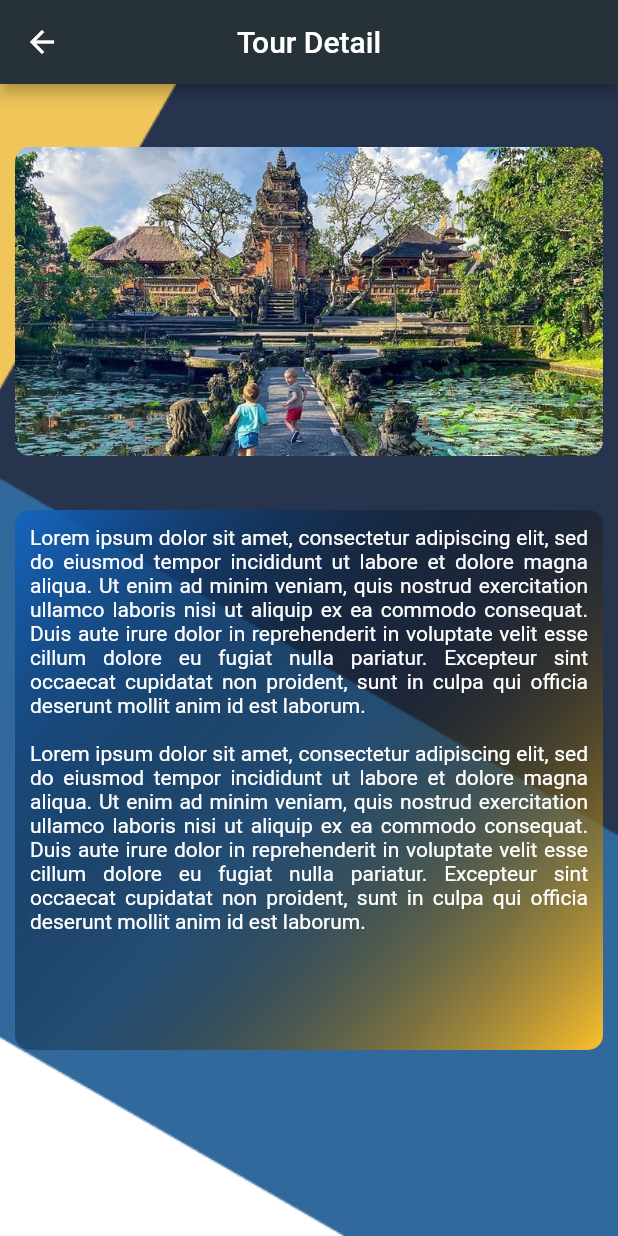
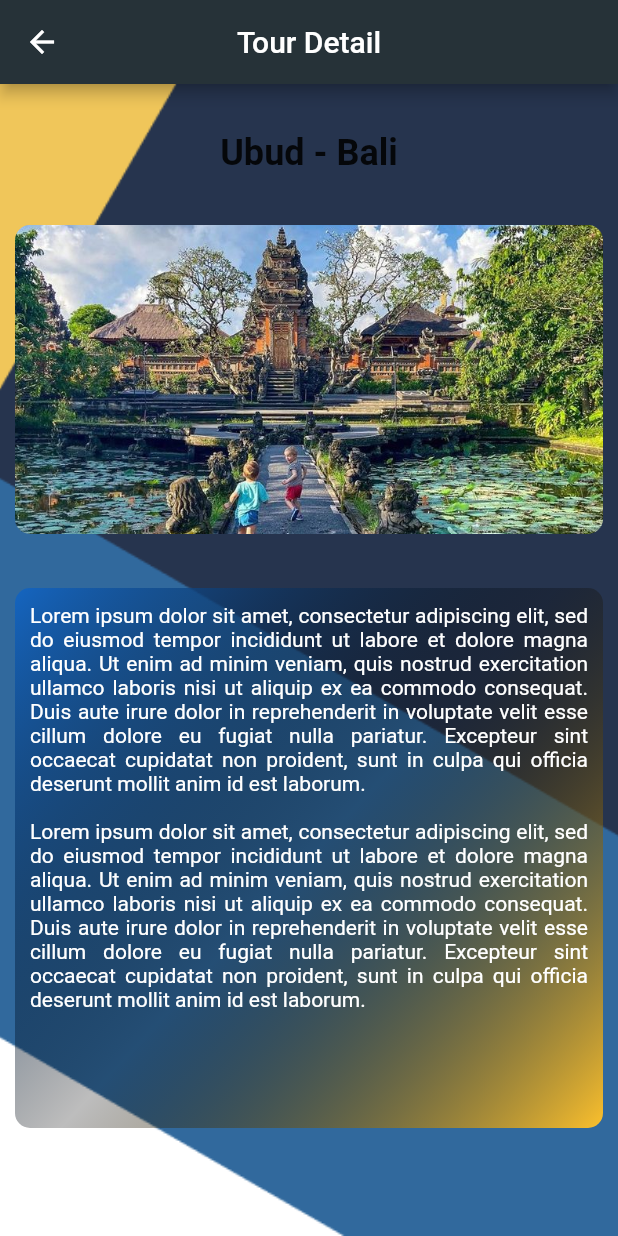
Before and after one commit to kangcand/tugasmobile, a Flutter app: the DetailWisataScreen screen opened directly, on a phone screen of 412 x 824 dp. Run offline on Flutter 3.47's test engine with Material 2 defaults, Android fonts, the phone set to English and light mode, and no system bars; our stand-ins replace carousel_slider, curved_navigation_bar, flutter_svg, getwidget, shimmer; missing offline and left inert: splash_screen_view; network calls fail; Roboto replaces fonts that are missing (DancingScript).

Commit message:
title detail tour

```diff
--- a/lib/screens/detail_screen.dart
+++ b/lib/screens/detail_screen.dart
@@ -27,6 +27,15 @@ class DetailWisataScreen extends StatelessWidget {
             children: [
               SizedBox(
                 height: 32,
+              ),
+              Center(
+                child: Text(
+                  "Ubud - Bali",
+                  style: TextStyle(fontSize: 24, fontWeight: FontWeight.bold),
+                ),
+              ),
+              SizedBox(
+                height: 24,
               ),
               Container(
                 alignment: Alignment.bottomLeft,
```
